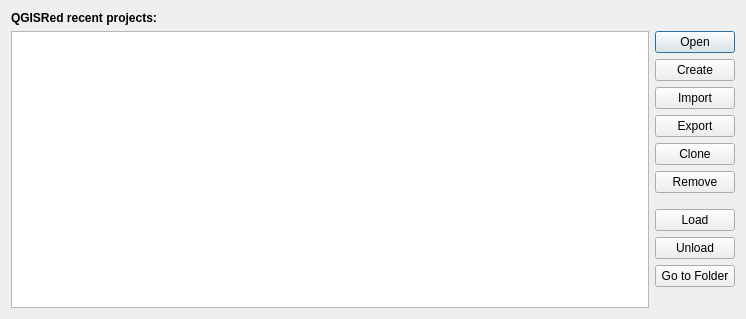
Qt form ui/qgisred_projectmanager_dialog.ui (qgisred/QGISRed) before a commit.
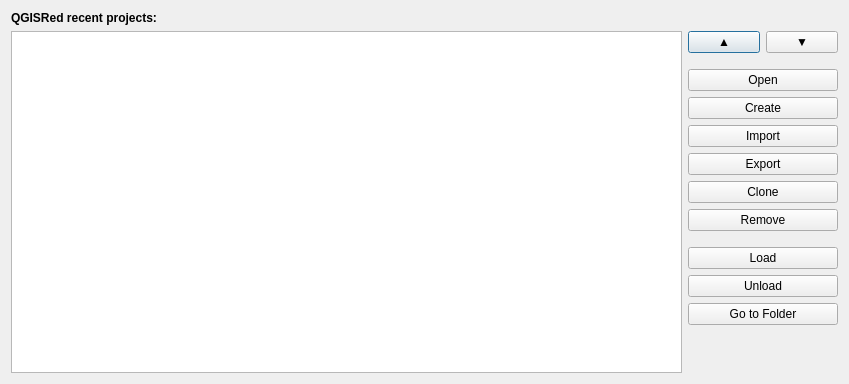
The same form after that commit. Icons and pictures are not drawn.

Commit message: Allow to order projects in the project manager dialog

```diff
--- a/ui/qgisred_projectmanager_dialog.ui
+++ b/ui/qgisred_projectmanager_dialog.ui
@@ -6,8 +6,8 @@
    <rect>
     <x>0</x>
     <y>0</y>
-    <width>746</width>
-    <height>319</height>
+    <width>849</width>
+    <height>384</height>
    </rect>
   </property>
   <property name="windowTitle">
@@ -59,6 +59,76 @@
        </item>
        <item>
         <layout class="QVBoxLayout" name="verticalLayout_2">
+         <item>
+          <layout class="QHBoxLayout" name="horizontalLayout_2">
+           <item>
+            <widget class="QPushButton" name="btUp">
+             <property name="sizePolicy">
+              <sizepolicy hsizetype="Fixed" vsizetype="Fixed">
+               <horstretch>0</horstretch>
+               <verstretch>0</verstretch>
+              </sizepolicy>
+             </property>
+             <property name="minimumSize">
+              <size>
+               <width>70</width>
+               <height>0</height>
+              </size>
+             </property>
+             <property name="baseSize">
+              <size>
+               <width>0</width>
+               <height>0</height>
+              </size>
+             </property>
+             <property name="text">
+              <string>▲</string>
+             </property>
+            </widget>
+           </item>
+           <item>
+            <widget class="QPushButton" name="btDown">
+             <property name="sizePolicy">
+              <sizepolicy hsizetype="Fixed" vsizetype="Fixed">
+               <horstretch>0</horstretch>
+               <verstretch>0</verstretch>
+              </sizepolicy>
+             </property>
+             <property name="minimumSize">
+              <size>
+               <width>70</width>
+               <height>0</height>
+              </size>
+             </property>
+             <property name="baseSize">
+              <size>
+               <width>0</width>
+               <height>0</height>
+              </size>
+             </property>
+             <property name="text">
+              <string>▼</string>
+             </property>
+            </widget>
+           </item>
+          </layout>
+         </item>
+         <item>
+          <spacer name="verticalSpacer_3">
+           <property name="orientation">
+            <enum>Qt::Vertical</enum>
+           </property>
+           <property name="sizeType">
+            <enum>QSizePolicy::Fixed</enum>
+           </property>
+           <property name="sizeHint" stdset="0">
+            <size>
+             <width>20</width>
+             <height>10</height>
+            </size>
+           </property>
+          </spacer>
+         </item>
          <item>
           <widget class="QPushButton" name="btOpen">
            <property name="sizePolicy">
@@ -67,6 +137,18 @@
              <verstretch>0</verstretch>
             </sizepolicy>
            </property>
+           <property name="minimumSize">
+            <size>
+             <width>150</width>
+             <height>0</height>
+            </size>
+           </property>
+           <property name="baseSize">
+            <size>
+             <width>75</width>
+             <height>0</height>
+            </size>
+           </property>
            <property name="text">
             <string>Open</string>
            </property>
@@ -80,6 +162,18 @@
              <verstretch>0</verstretch>
             </sizepolicy>
            </property>
+           <property name="minimumSize">
+            <size>
+             <width>150</width>
+             <height>0</height>
+            </size>
+           </property>
+           <property name="baseSize">
+            <size>
+             <width>75</width>
+             <height>0</height>
+            </size>
+           </property>
            <property name="text">
             <string>Create</string>
            </property>
@@ -93,6 +187,18 @@
              <verstretch>0</verstretch>
             </sizepolicy>
            </property>
+           <property name="minimumSize">
+            <size>
+             <width>150</width>
+             <height>0</height>
+            </size>
+           </property>
+           <property name="baseSize">
+            <size>
+             <width>75</width>
+             <height>0</height>
+            </size>
+           </property>
            <property name="text">
             <string>Import</string>
            </property>
@@ -106,6 +212,18 @@
              <verstretch>0</verstretch>
             </sizepolicy>
            </property>
+           <property name="minimumSize">
+            <size>
+             <width>150</width>
+             <height>0</height>
+            </size>
+           </property>
+           <property name="baseSize">
+            <size>
+             <width>75</width>
+             <height>0</height>
+            </size>
+           </property>
            <property name="text">
             <string>Export</string>
            </property>
@@ -119,6 +237,18 @@
              <verstretch>0</verstretch>
             </sizepolicy>
            </property>
+           <property name="minimumSize">
+            <size>
+             <width>150</width>
+             <height>0</height>
+            </size>
+           </property>
+           <property name="baseSize">
+            <size>
+             <width>75</width>
+             <height>0</height>
+            </size>
+           </property>
            <property name="text">
             <string>Clone</string>
            </property>
@@ -132,6 +262,18 @@
              <verstretch>0</verstretch>
             </sizepolicy>
            </property>
+           <property name="minimumSize">
+            <size>
+             <width>150</width>
+             <height>0</height>
+            </size>
+           </property>
+           <property name="baseSize">
+            <size>
+             <width>75</width>
+             <height>0</height>
+            </size>
+           </property>
            <property name="text">
             <string>Remove</string>
            </property>
@@ -161,6 +303,18 @@
              <verstretch>0</verstretch>
             </sizepolicy>
            </property>
+           <property name="minimumSize">
+            <size>
+             <width>150</width>
+             <height>0</height>
+            </size>
+           </property>
+           <property name="baseSize">
+            <size>
+             <width>75</width>
+             <height>0</height>
+            </size>
+           </property>
            <property name="text">
             <string>Load</string>
            </property>
@@ -174,6 +328,18 @@
              <verstretch>0</verstretch>
             </sizepolicy>
            </property>
+           <property name="minimumSize">
+            <size>
+             <width>150</width>
+             <height>0</height>
+            </size>
+           </property>
+           <property name="baseSize">
+            <size>
+             <width>75</width>
+             <height>0</height>
+            </size>
+           </property>
            <property name="text">
             <string>Unload</string>
            </property>
@@ -187,6 +353,18 @@
              <verstretch>0</verstretch>
             </sizepolicy>
            </property>
+           <property name="minimumSize">
+            <size>
+             <width>150</width>
+             <height>0</height>
+            </size>
+           </property>
+           <property name="baseSize">
+            <size>
+             <width>75</width>
+             <height>0</height>
+            </size>
+           </property>
            <property name="text">
             <string>Go to Folder</string>
            </property>
```
The commit also changes 1 other file.
